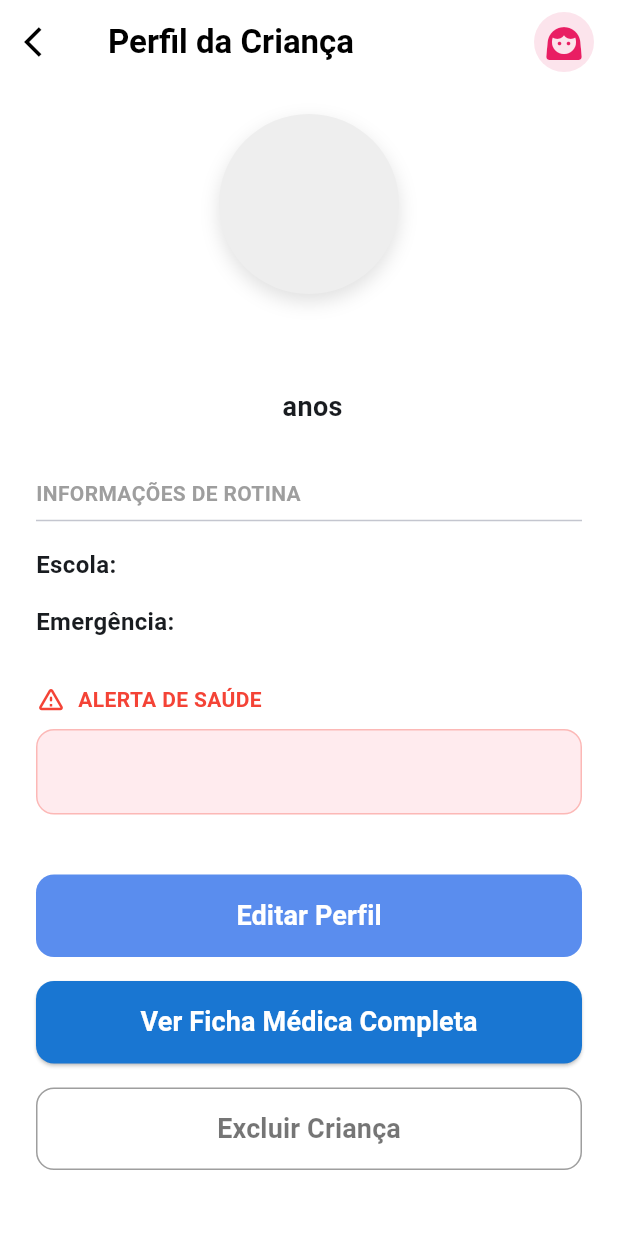
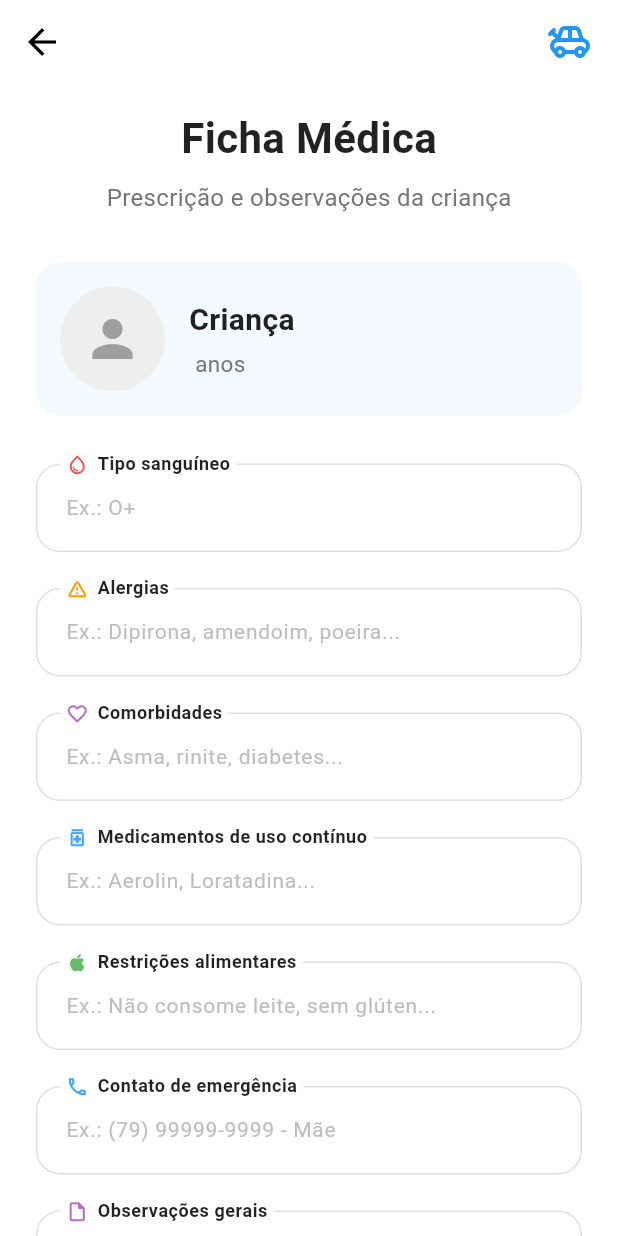
Before and after one commit to robertcalcantara/KidsRoutineapp, a Flutter app: the TelaPerfil screen opened directly with empty values, after a tap on "Ver Ficha Médica Completa", on a phone screen of 412 x 824 dp. Run offline on Flutter 3.47's test engine with Material 3 defaults, Android fonts, the phone set to English and light mode, and no system bars; our stand-ins replace flutter_secure_storage, image_picker, pdf, printing; accounts and stored records are empty.

Commit message:
feat: adiciona integracao entre tela de perfil e ficha medica

```diff
--- /dev/null
+++ b/lib/ficha_medica_screen.dart
@@ -0,0 +1,325 @@
+import 'package:flutter/material.dart';
+// Importações necessárias para o PDF
+import 'package:pdf/pdf.dart';
+import 'package:pdf/widgets.dart' as pw;
+import 'package:printing/printing.dart';
+
+class FichaMedicaScreen extends StatefulWidget {
+  // 1. ADICIONAMOS AS VARIÁVEIS QUE VÃO RECEBER OS DADOS DA OUTRA TELA
+  final String nome;
+  final String idade;
+
+  const FichaMedicaScreen({
+    Key? key,
+    required this.nome,
+    required this.idade,
+  }) : super(key: key);
+
+  @override
+  State<FichaMedicaScreen> createState() => _FichaMedicaScreenState();
+}
+
+class _FichaMedicaScreenState extends State<FichaMedicaScreen> {
+  // Controladores para capturar o que o usuário digitar
+  final _tipoSanguineoController = TextEditingController();
+  final _alergiasController = TextEditingController();
+  final _comorbidadesController = TextEditingController();
+  final _medicamentosController = TextEditingController();
+  final _restricoesController = TextEditingController();
+  final _contatoController = TextEditingController();
+  final _observacoesController = TextEditingController();
+
+  @override
+  void dispose() {
+    // É importante limpar os controladores da memória quando fechar a tela
+    _tipoSanguineoController.dispose();
+    _alergiasController.dispose();
+    _comorbidadesController.dispose();
+    _medicamentosController.dispose();
+    _restricoesController.dispose();
+    _contatoController.dispose();
+    _observacoesController.dispose();
+    super.dispose();
+  }
+
+  // Função que será chamada ao clicar em "Gerar PDF"
+  Future<void> _gerarPDF() async {
+    // Cria o documento PDF
+    final pdf = pw.Document();
+
+    // Função auxiliar para desenhar cada campo no PDF
+    pw.Widget buildPdfField(String titulo, String valor) {
+      return pw.Padding(
+        padding: const pw.EdgeInsets.only(bottom: 12.0),
+        child: pw.Column(
+          crossAxisAlignment: pw.CrossAxisAlignment.start,
+          children: [
+            pw.Text(titulo, style: pw.TextStyle(fontWeight: pw.FontWeight.bold, fontSize: 14)),
+            pw.SizedBox(height: 4),
+            pw.Text(
+              valor.trim().isEmpty ? 'Não informado' : valor,
+              style: const pw.TextStyle(fontSize: 12),
+            ),
+          ],
+        ),
+      );
+    }
+
+    // Adiciona uma página ao PDF
+    pdf.addPage(
+      pw.Page(
+        pageFormat: PdfPageFormat.a4,
+        margin: const pw.EdgeInsets.all(40),
+        build: (pw.Context context) {
+          return pw.Column(
+            crossAxisAlignment: pw.CrossAxisAlignment.start,
+            children: [
+              // Cabeçalho do PDF
+              pw.Header(
+                level: 0,
+                child: pw.Text(
+                  // 2. O NOME NO PDF AGORA É DINÂMICO
+                  'Ficha Médica - ${widget.nome}',
+                  style: pw.TextStyle(fontSize: 24, fontWeight: pw.FontWeight.bold),
+                ),
+              ),
+              pw.SizedBox(height: 20),
+
+              // Dados da Criança
+              // 3. A IDADE NO PDF AGORA É DINÂMICA
+              pw.Text('Idade: ${widget.idade}', style: const pw.TextStyle(fontSize: 14)),
+              pw.SizedBox(height: 30),
+
+              // Campos Preenchidos
+              buildPdfField('Tipo Sanguíneo', _tipoSanguineoController.text),
+              buildPdfField('Alergias', _alergiasController.text),
+              buildPdfField('Comorbidades', _comorbidadesController.text),
+              buildPdfField('Medicamentos de uso contínuo', _medicamentosController.text),
+              buildPdfField('Restrições alimentares', _restricoesController.text),
+              buildPdfField('Contato de emergência', _contatoController.text),
+              buildPdfField('Observações gerais', _observacoesController.text),
+            ],
+          );
+        },
+      ),
+    );
+
+    // Exibe a tela de pré-visualização e salvamento do dispositivo
+    await Printing.layoutPdf(
+      onLayout: (PdfPageFormat format) async => pdf.save(),
+      name: 'Ficha_Medica_${widget.nome.replaceAll(' ', '_')}.pdf', // Nome do arquivo gerado também fica dinâmico!
+    );
+  }
+
+  @override
+  Widget build(BuildContext context) {
+    return Scaffold(
+      backgroundColor: Colors.white,
+      appBar: AppBar(
+        backgroundColor: Colors.white,
+        elevation: 0,
+        scrolledUnderElevation: 0,
+        leading: IconButton(
+          icon: const Icon(Icons.arrow_back, color: Colors.black, size: 28),
+          onPressed: () => Navigator.pop(context),
+        ),
+        actions: const [
+          Padding(
+            padding: EdgeInsets.only(right: 16.0),
+            child: Icon(Icons.toys_outlined, color: Colors.blue, size: 32),
+          ),
+        ],
+      ),
+      body: SingleChildScrollView(
+        padding: const EdgeInsets.symmetric(horizontal: 24.0, vertical: 16.0),
+        child: Column(
+          crossAxisAlignment: CrossAxisAlignment.center,
+          children: [
+            const Text(
+              'Ficha Médica',
+              style: TextStyle(fontSize: 28, fontWeight: FontWeight.bold, color: Colors.black87),
+            ),
+            const SizedBox(height: 8),
+            Text(
+              'Prescrição e observações da criança',
+              style: TextStyle(fontSize: 16, color: Colors.grey[600]),
+            ),
+            const SizedBox(height: 32),
+
+            // Card de Perfil da Criança
+            Container(
+              padding: const EdgeInsets.all(16),
+              decoration: BoxDecoration(
+                color: const Color(0xFFF4F8FF),
+                borderRadius: BorderRadius.circular(16),
+              ),
+              child: Row(
+                children: [
+                  CircleAvatar(
+                    radius: 35,
+                    backgroundColor: Colors.grey[200],
+                    child: const Icon(Icons.person, size: 40, color: Colors.grey),
+                  ),
+                  const SizedBox(width: 16),
+                  Column(
+                    crossAxisAlignment: CrossAxisAlignment.start,
+                    children: [
+                      Text(
+                        // 4. O NOME NA TELA AGORA É DINÂMICO
+                        widget.nome,
+                        style: const TextStyle(fontSize: 20, fontWeight: FontWeight.bold, color: Colors.black87),
+                      ),
+                      const SizedBox(height: 4),
+                      Text(
+                        // 5. A IDADE NA TELA AGORA É DINÂMICA
+                        widget.idade,
+                        style: TextStyle(fontSize: 15, color: Colors.grey[600]),
+                      ),
+                    ],
+                  ),
+                ],
+              ),
+            ),
+            const SizedBox(height: 32),
+
+            // Campos do formulário associados aos controladores
+            _buildCustomField(
+              controller: _tipoSanguineoController,
+              label: 'Tipo sanguíneo',
+              hint: 'Ex.: O+',
+              icon: Icons.water_drop_outlined,
+              iconColor: Colors.red[400]!,
+            ),
+            _buildCustomField(
+              controller: _alergiasController,
+              label: 'Alergias',
+              hint: 'Ex.: Dipirona, amendoim, poeira...',
+              icon: Icons.warning_amber_rounded,
+              iconColor: Colors.orange,
+            ),
+            _buildCustomField(
+              controller: _comorbidadesController,
+              label: 'Comorbidades',
+              hint: 'Ex.: Asma, rinite, diabetes...',
+              icon: Icons.favorite_border,
+              iconColor: Colors.purple[300]!,
+            ),
+            _buildCustomField(
+              controller: _medicamentosController,
+              label: 'Medicamentos de uso contínuo',
+              hint: 'Ex.: Aerolin, Loratadina...',
+              icon: Icons.medication_outlined,
+              iconColor: Colors.blue[400]!,
+            ),
+            _buildCustomField(
+              controller: _restricoesController,
+              label: 'Restrições alimentares',
+              hint: 'Ex.: Não consome leite, sem glúten...',
+              icon: Icons.apple_outlined,
+              iconColor: Colors.green[400]!,
+            ),
+            _buildCustomField(
+              controller: _contatoController,
+              label: 'Contato de emergência',
+              hint: 'Ex.: (79) 99999-9999 - Mãe',
+              icon: Icons.phone_outlined,
+              iconColor: Colors.blue[400]!,
+            ),
+            _buildCustomField(
+              controller: _observacoesController,
+              label: 'Observações gerais',
+              hint: 'Informações importantes sobre a saúde...',
+              icon: Icons.insert_drive_file_outlined,
+              iconColor: Colors.purple[300]!,
+              maxLines: 3,
+            ),
+
+            const SizedBox(height: 8),
+
+            // Botão Gerar PDF
+            SizedBox(
+              width: double.infinity,
+              height: 56,
+              child: ElevatedButton.icon(
+                onPressed: _gerarPDF,
+                icon: const Icon(Icons.picture_as_pdf_outlined, color: Colors.white),
+                label: const Text(
+                  'GERAR PDF',
+                  style: TextStyle(fontSize: 16, fontWeight: FontWeight.bold, color: Colors.white, letterSpacing: 1.2),
+                ),
+                style: ElevatedButton.styleFrom(
+                  backgroundColor: const Color(0xFF3B82F6),
+                  shape: RoundedRectangleBorder(borderRadius: BorderRadius.circular(12)),
+                  elevation: 0,
+                ),
+              ),
+            ),
+            const SizedBox(height: 16),
+
+            // Rodapé
+            Row(
+              mainAxisAlignment: MainAxisAlignment.center,
+              children: [
+                Icon(Icons.info_outline, color: Colors.grey[500], size: 18),
+                const SizedBox(width: 6),
+                Text(
+                  'O PDF será salvo no seu dispositivo',
+                  style: TextStyle(color: Colors.grey[500], fontSize: 13),
+                ),
+              ],
+            ),
+            const SizedBox(height: 24),
+          ],
+        ),
+      ),
+    );
+  }
+
+  // Widget construtor dos campos de texto
+  Widget _buildCustomField({
+    required TextEditingController controller,
+    required String label,
+    required String hint,
+    required IconData icon,
+    required Color iconColor,
+    int maxLines = 1,
+  }) {
+    return Padding(
+      padding: const EdgeInsets.only(bottom: 24.0),
+      child: TextFormField(
+        controller: controller,
+        maxLines: maxLines,
+        style: const TextStyle(fontSize: 15, color: Colors.black87),
+        decoration: InputDecoration(
+          floatingLabelBehavior: FloatingLabelBehavior.always,
+          label: Row(
+            mainAxisSize: MainAxisSize.min,
+            children: [
+              Icon(icon, color: iconColor, size: 20),
+              const SizedBox(width: 8),
+              Text(
+                label,
+                style: const TextStyle(fontWeight: FontWeight.bold, color: Colors.black87, fontSize: 16),
+              ),
+            ],
+          ),
+          hintText: hint,
+          hintStyle: TextStyle(color: Colors.grey[400], fontSize: 14),
+          contentPadding: const EdgeInsets.symmetric(horizontal: 16, vertical: 18),
+          border: OutlineInputBorder(
+            borderRadius: BorderRadius.circular(16),
+            borderSide: BorderSide(color: Colors.grey[300]!),
+          ),
+          enabledBorder: OutlineInputBorder(
+            borderRadius: BorderRadius.circular(16),
+            borderSide: BorderSide(color: Colors.grey[300]!),
+          ),
+          focusedBorder: OutlineInputBorder(
+            borderRadius: BorderRadius.circular(16),
+            borderSide: const BorderSide(color: Colors.blue, width: 1.5),
+          ),
+        ),
+      ),
+    );
+  }
+}
--- a/lib/tela_perfil.dart
+++ b/lib/tela_perfil.dart
@@ -2,6 +2,9 @@
 import 'package:flutter/services.dart';
 import 'package:image_picker/image_picker.dart';
 import 'dart:typed_data';
+// IMPORTANTE: Adicione a importação do arquivo da Ficha Médica aqui.
+// Ajuste o caminho conforme a estrutura de pastas do seu grupo:
+import 'ficha_medica_screen.dart';
 
 class TelaPerfil extends StatefulWidget {
   final String nome;
@@ -69,6 +72,7 @@
 
   final TextEditingController observacoesController =
       TextEditingController(text: "ALÉRGICA A Farofa");
+
   @override
   void initState() {
     super.initState();
@@ -660,7 +664,20 @@
             ),
           ),
 
-          onPressed: () {},
+          // AQUI FIZEMOS A CONEXÃO ENTRE AS TELAS:
+          onPressed: () {
+            Navigator.push(
+              context,
+              MaterialPageRoute(
+                builder: (context) => FichaMedicaScreen(
+                  // Pega o nome digitado no controlador e envia pra Ficha Médica
+                  nome: nomeController.text.isEmpty ? 'Criança' : nomeController.text,
+                  // Junta o número da idade com a unidade (ex: "5" + " " + "anos")
+                  idade: "${idadeNumeroController.text} $unidadeIdade",
+                ),
+              ),
+            );
+          },
 
           child: const Text(
             "Ver Ficha Médica Completa",
--- a/pubspec.yaml
+++ b/pubspec.yaml
@@ -16,6 +16,9 @@
   cupertino_icons: ^1.0.8
 
   flutter_secure_storage: ^9.2.2
+  image_picker: ^1.2.2
+  pdf: ^3.12.0
+  printing: ^5.14.3
 
 dev_dependencies:
   flutter_test:
```
Also changed, not shown: pubspec.lock, 12 other files. Lines whose indentation alone changed are shown as unchanged.
